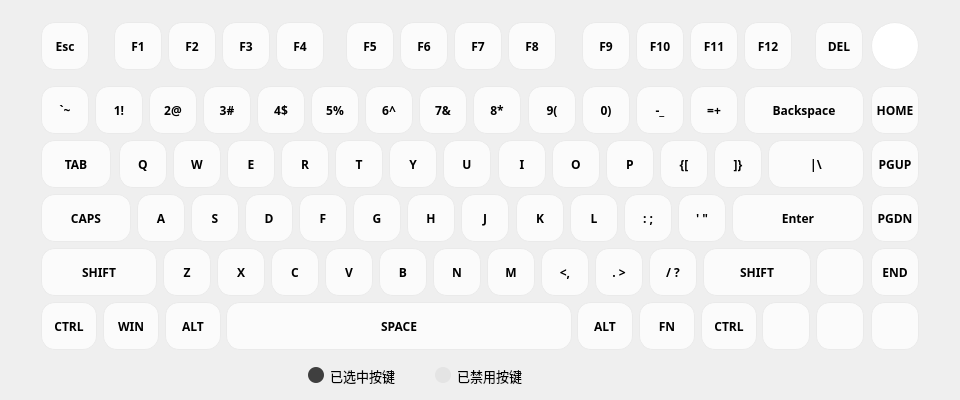
Above: Module/ModuleKeyboard.ui from wlffeng2008/AKKOStdio before the change. Below: the same form after it.
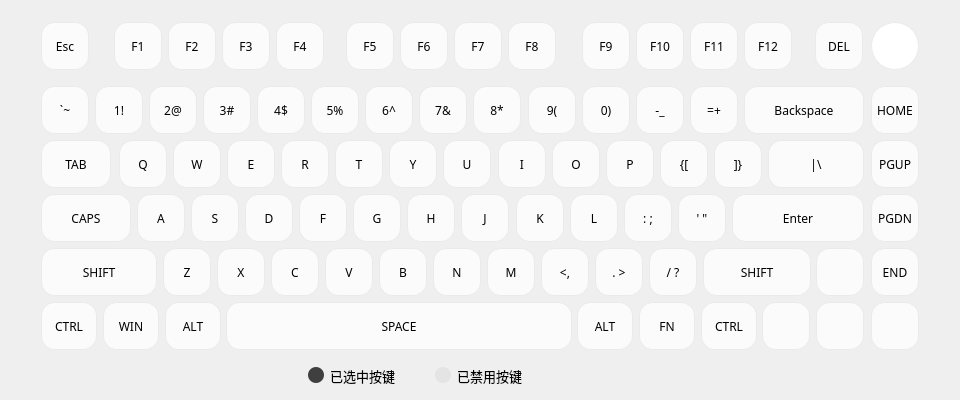
That is the form after the change. Icons and pictures are not drawn.

```diff
--- a/Module/ModuleKeyboard.ui
+++ b/Module/ModuleKeyboard.ui
@@ -43,10 +43,7 @@
                     background-color: #FBFBFB ;
                         min-width:42px;
                         max-width:542px;
-                        min-height:42px;
-                        font-size: 12px ;
-                        font-weight: 600 ;
-                        font-family: MiSans; }
+                        min-height:42px;}
 
         QPushButton:hover { background-color: #EAEAEA; border: 1px solid #EAEAEA;}
         QPushButton:pressed { background-color: #3F3F3F; }
@@ -179,7 +176,6 @@
    <property name="font">
     <font>
      <family>MiSans</family>
-     <pointsize>-1</pointsize>
      <fontweight>DemiBold</fontweight>
     </font>
    </property>
@@ -240,7 +236,6 @@
    <property name="font">
     <font>
      <family>MiSans</family>
-     <pointsize>-1</pointsize>
      <fontweight>DemiBold</fontweight>
     </font>
    </property>
@@ -269,7 +264,6 @@
    <property name="font">
     <font>
      <family>MiSans</family>
-     <pointsize>-1</pointsize>
      <fontweight>DemiBold</fontweight>
     </font>
    </property>
@@ -298,7 +292,6 @@
    <property name="font">
     <font>
      <family>MiSans</family>
-     <pointsize>-1</pointsize>
      <fontweight>DemiBold</fontweight>
     </font>
    </property>
@@ -327,7 +320,6 @@
    <property name="font">
     <font>
      <family>MiSans</family>
-     <pointsize>-1</pointsize>
      <fontweight>DemiBold</fontweight>
     </font>
    </property>
@@ -356,7 +348,6 @@
    <property name="font">
     <font>
      <family>MiSans</family>
-     <pointsize>-1</pointsize>
      <fontweight>DemiBold</fontweight>
     </font>
    </property>
@@ -385,7 +376,6 @@
    <property name="font">
     <font>
      <family>MiSans</family>
-     <pointsize>-1</pointsize>
      <fontweight>DemiBold</fontweight>
     </font>
    </property>
@@ -414,7 +404,6 @@
    <property name="font">
     <font>
      <family>MiSans</family>
-     <pointsize>-1</pointsize>
      <fontweight>DemiBold</fontweight>
     </font>
    </property>
@@ -443,7 +432,6 @@
    <property name="font">
     <font>
      <family>MiSans</family>
-     <pointsize>-1</pointsize>
      <fontweight>DemiBold</fontweight>
     </font>
    </property>
@@ -472,7 +460,6 @@
    <property name="font">
     <font>
      <family>MiSans</family>
-     <pointsize>-1</pointsize>
      <fontweight>DemiBold</fontweight>
     </font>
    </property>
@@ -501,7 +488,6 @@
    <property name="font">
     <font>
      <family>MiSans</family>
-     <pointsize>-1</pointsize>
      <fontweight>DemiBold</fontweight>
     </font>
    </property>
@@ -530,7 +516,6 @@
    <property name="font">
     <font>
      <family>MiSans</family>
-     <pointsize>-1</pointsize>
      <fontweight>DemiBold</fontweight>
     </font>
    </property>
@@ -559,7 +544,6 @@
    <property name="font">
     <font>
      <family>MiSans</family>
-     <pointsize>-1</pointsize>
      <fontweight>DemiBold</fontweight>
     </font>
    </property>
@@ -594,7 +578,6 @@
    <property name="font">
     <font>
      <family>MiSans</family>
-     <pointsize>-1</pointsize>
      <fontweight>DemiBold</fontweight>
     </font>
    </property>
@@ -623,7 +606,6 @@
    <property name="font">
     <font>
      <family>MiSans</family>
-     <pointsize>-1</pointsize>
      <fontweight>DemiBold</fontweight>
     </font>
    </property>
@@ -652,7 +634,6 @@
    <property name="font">
     <font>
      <family>MiSans</family>
-     <pointsize>-1</pointsize>
      <fontweight>DemiBold</fontweight>
     </font>
    </property>
@@ -681,7 +662,6 @@
    <property name="font">
     <font>
      <family>MiSans</family>
-     <pointsize>-1</pointsize>
      <fontweight>DemiBold</fontweight>
     </font>
    </property>
@@ -710,7 +690,6 @@
    <property name="font">
     <font>
      <family>MiSans</family>
-     <pointsize>-1</pointsize>
      <fontweight>DemiBold</fontweight>
     </font>
    </property>
@@ -739,7 +718,6 @@
    <property name="font">
     <font>
      <family>MiSans</family>
-     <pointsize>-1</pointsize>
      <fontweight>DemiBold</fontweight>
     </font>
    </property>
@@ -768,7 +746,6 @@
    <property name="font">
     <font>
      <family>MiSans</family>
-     <pointsize>-1</pointsize>
      <fontweight>DemiBold</fontweight>
     </font>
    </property>
@@ -797,7 +774,6 @@
    <property name="font">
     <font>
      <family>MiSans</family>
-     <pointsize>-1</pointsize>
      <fontweight>DemiBold</fontweight>
     </font>
    </property>
@@ -826,7 +802,6 @@
    <property name="font">
     <font>
      <family>MiSans</family>
-     <pointsize>-1</pointsize>
      <fontweight>DemiBold</fontweight>
     </font>
    </property>
@@ -855,7 +830,6 @@
    <property name="font">
     <font>
      <family>MiSans</family>
-     <pointsize>-1</pointsize>
      <fontweight>DemiBold</fontweight>
     </font>
    </property>
@@ -884,7 +858,6 @@
    <property name="font">
     <font>
      <family>MiSans</family>
-     <pointsize>-1</pointsize>
      <fontweight>DemiBold</fontweight>
     </font>
    </property>
@@ -913,7 +886,6 @@
    <property name="font">
     <font>
      <family>MiSans</family>
-     <pointsize>-1</pointsize>
      <fontweight>DemiBold</fontweight>
     </font>
    </property>
@@ -942,7 +914,6 @@
    <property name="font">
     <font>
      <family>MiSans</family>
-     <pointsize>-1</pointsize>
      <fontweight>DemiBold</fontweight>
     </font>
    </property>
@@ -971,7 +942,6 @@
    <property name="font">
     <font>
      <family>MiSans</family>
-     <pointsize>-1</pointsize>
      <fontweight>DemiBold</fontweight>
     </font>
    </property>
@@ -1000,7 +970,6 @@
    <property name="font">
     <font>
      <family>MiSans</family>
-     <pointsize>-1</pointsize>
      <fontweight>DemiBold</fontweight>
     </font>
    </property>
@@ -1029,7 +998,6 @@
    <property name="font">
     <font>
      <family>MiSans</family>
-     <pointsize>-1</pointsize>
      <fontweight>DemiBold</fontweight>
     </font>
    </property>
@@ -1058,7 +1026,6 @@
    <property name="font">
     <font>
      <family>MiSans</family>
-     <pointsize>-1</pointsize>
      <fontweight>DemiBold</fontweight>
     </font>
    </property>
@@ -1087,7 +1054,6 @@
    <property name="font">
     <font>
      <family>MiSans</family>
-     <pointsize>-1</pointsize>
      <fontweight>DemiBold</fontweight>
     </font>
    </property>
@@ -1116,7 +1082,6 @@
    <property name="font">
     <font>
      <family>MiSans</family>
-     <pointsize>-1</pointsize>
      <fontweight>DemiBold</fontweight>
     </font>
    </property>
@@ -1145,7 +1110,6 @@
    <property name="font">
     <font>
      <family>MiSans</family>
-     <pointsize>-1</pointsize>
      <fontweight>DemiBold</fontweight>
     </font>
    </property>
@@ -1174,7 +1138,6 @@
    <property name="font">
     <font>
      <family>MiSans</family>
-     <pointsize>-1</pointsize>
      <fontweight>DemiBold</fontweight>
     </font>
    </property>
@@ -1203,7 +1166,6 @@
    <property name="font">
     <font>
      <family>MiSans</family>
-     <pointsize>-1</pointsize>
      <fontweight>DemiBold</fontweight>
     </font>
    </property>
@@ -1232,7 +1194,6 @@
    <property name="font">
     <font>
      <family>MiSans</family>
-     <pointsize>-1</pointsize>
      <fontweight>DemiBold</fontweight>
     </font>
    </property>
@@ -1261,7 +1222,6 @@
    <property name="font">
     <font>
      <family>MiSans</family>
-     <pointsize>-1</pointsize>
      <fontweight>DemiBold</fontweight>
     </font>
    </property>
@@ -1290,7 +1250,6 @@
    <property name="font">
     <font>
      <family>MiSans</family>
-     <pointsize>-1</pointsize>
      <fontweight>DemiBold</fontweight>
     </font>
    </property>
@@ -1319,7 +1278,6 @@
    <property name="font">
     <font>
      <family>MiSans</family>
-     <pointsize>-1</pointsize>
      <fontweight>DemiBold</fontweight>
     </font>
    </property>
@@ -1348,7 +1306,6 @@
    <property name="font">
     <font>
      <family>MiSans</family>
-     <pointsize>-1</pointsize>
      <fontweight>DemiBold</fontweight>
     </font>
    </property>
@@ -1377,7 +1334,6 @@
    <property name="font">
     <font>
      <family>MiSans</family>
-     <pointsize>-1</pointsize>
      <fontweight>DemiBold</fontweight>
     </font>
    </property>
@@ -1406,7 +1362,6 @@
    <property name="font">
     <font>
      <family>MiSans</family>
-     <pointsize>-1</pointsize>
      <fontweight>DemiBold</fontweight>
     </font>
    </property>
@@ -1435,7 +1390,6 @@
    <property name="font">
     <font>
      <family>MiSans</family>
-     <pointsize>-1</pointsize>
      <fontweight>DemiBold</fontweight>
     </font>
    </property>
@@ -1464,7 +1418,6 @@
    <property name="font">
     <font>
      <family>MiSans</family>
-     <pointsize>-1</pointsize>
      <fontweight>DemiBold</fontweight>
     </font>
    </property>
@@ -1493,7 +1446,6 @@
    <property name="font">
     <font>
      <family>MiSans</family>
-     <pointsize>-1</pointsize>
      <fontweight>DemiBold</fontweight>
     </font>
    </property>
@@ -1522,7 +1474,6 @@
    <property name="font">
     <font>
      <family>MiSans</family>
-     <pointsize>-1</pointsize>
      <fontweight>DemiBold</fontweight>
     </font>
    </property>
@@ -1551,7 +1502,6 @@
    <property name="font">
     <font>
      <family>MiSans</family>
-     <pointsize>-1</pointsize>
      <fontweight>DemiBold</fontweight>
     </font>
    </property>
@@ -1580,7 +1530,6 @@
    <property name="font">
     <font>
      <family>MiSans</family>
-     <pointsize>-1</pointsize>
      <fontweight>DemiBold</fontweight>
     </font>
    </property>
@@ -1609,7 +1558,6 @@
    <property name="font">
     <font>
      <family>MiSans</family>
-     <pointsize>-1</pointsize>
      <fontweight>DemiBold</fontweight>
     </font>
    </property>
@@ -1638,7 +1586,6 @@
    <property name="font">
     <font>
      <family>MiSans</family>
-     <pointsize>-1</pointsize>
      <fontweight>DemiBold</fontweight>
     </font>
    </property>
@@ -1667,7 +1614,6 @@
    <property name="font">
     <font>
      <family>MiSans</family>
-     <pointsize>-1</pointsize>
      <fontweight>DemiBold</fontweight>
     </font>
    </property>
@@ -1696,7 +1642,6 @@
    <property name="font">
     <font>
      <family>MiSans</family>
-     <pointsize>-1</pointsize>
      <fontweight>DemiBold</fontweight>
     </font>
    </property>
@@ -1725,7 +1670,6 @@
    <property name="font">
     <font>
      <family>MiSans</family>
-     <pointsize>-1</pointsize>
      <fontweight>DemiBold</fontweight>
     </font>
    </property>
@@ -1754,7 +1698,6 @@
    <property name="font">
     <font>
      <family>MiSans</family>
-     <pointsize>-1</pointsize>
      <fontweight>DemiBold</fontweight>
     </font>
    </property>
@@ -1783,7 +1726,6 @@
    <property name="font">
     <font>
      <family>MiSans</family>
-     <pointsize>-1</pointsize>
      <fontweight>DemiBold</fontweight>
     </font>
    </property>
@@ -1812,7 +1754,6 @@
    <property name="font">
     <font>
      <family>MiSans</family>
-     <pointsize>-1</pointsize>
      <fontweight>DemiBold</fontweight>
     </font>
    </property>
@@ -1841,7 +1782,6 @@
    <property name="font">
     <font>
      <family>MiSans</family>
-     <pointsize>-1</pointsize>
      <fontweight>DemiBold</fontweight>
     </font>
    </property>
@@ -1870,7 +1810,6 @@
    <property name="font">
     <font>
      <family>MiSans</family>
-     <pointsize>-1</pointsize>
      <fontweight>DemiBold</fontweight>
     </font>
    </property>
@@ -1899,7 +1838,6 @@
    <property name="font">
     <font>
      <family>MiSans</family>
-     <pointsize>-1</pointsize>
      <fontweight>DemiBold</fontweight>
     </font>
    </property>
@@ -1928,7 +1866,6 @@
    <property name="font">
     <font>
      <family>MiSans</family>
-     <pointsize>-1</pointsize>
      <fontweight>DemiBold</fontweight>
     </font>
    </property>
@@ -1957,7 +1894,6 @@
    <property name="font">
     <font>
      <family>MiSans</family>
-     <pointsize>-1</pointsize>
      <fontweight>DemiBold</fontweight>
     </font>
    </property>
@@ -1986,7 +1922,6 @@
    <property name="font">
     <font>
      <family>MiSans</family>
-     <pointsize>-1</pointsize>
      <fontweight>DemiBold</fontweight>
     </font>
    </property>
@@ -2060,7 +1995,6 @@
    <property name="font">
     <font>
      <family>MiSans</family>
-     <pointsize>-1</pointsize>
      <fontweight>DemiBold</fontweight>
     </font>
    </property>
@@ -2089,7 +2023,6 @@
    <property name="font">
     <font>
      <family>MiSans</family>
-     <pointsize>-1</pointsize>
      <fontweight>DemiBold</fontweight>
     </font>
    </property>
@@ -2118,7 +2051,6 @@
    <property name="font">
     <font>
      <family>MiSans</family>
-     <pointsize>-1</pointsize>
      <fontweight>DemiBold</fontweight>
     </font>
    </property>
@@ -2147,7 +2079,6 @@
    <property name="font">
     <font>
      <family>MiSans</family>
-     <pointsize>-1</pointsize>
      <fontweight>DemiBold</fontweight>
     </font>
    </property>
@@ -2176,7 +2107,6 @@
    <property name="font">
     <font>
      <family>MiSans</family>
-     <pointsize>-1</pointsize>
      <fontweight>DemiBold</fontweight>
     </font>
    </property>
@@ -2205,7 +2135,6 @@
    <property name="font">
     <font>
      <family>MiSans</family>
-     <pointsize>-1</pointsize>
      <fontweight>DemiBold</fontweight>
     </font>
    </property>
@@ -2234,7 +2163,6 @@
    <property name="font">
     <font>
      <family>MiSans</family>
-     <pointsize>-1</pointsize>
      <fontweight>DemiBold</fontweight>
     </font>
    </property>
@@ -2263,7 +2191,6 @@
    <property name="font">
     <font>
      <family>MiSans</family>
-     <pointsize>-1</pointsize>
      <fontweight>DemiBold</fontweight>
     </font>
    </property>
@@ -2292,7 +2219,6 @@
    <property name="font">
     <font>
      <family>MiSans</family>
-     <pointsize>-1</pointsize>
      <fontweight>DemiBold</fontweight>
     </font>
    </property>
@@ -2360,7 +2286,6 @@
    <property name="font">
     <font>
      <family>MiSans</family>
-     <pointsize>-1</pointsize>
      <fontweight>DemiBold</fontweight>
     </font>
    </property>
@@ -2389,7 +2314,6 @@
    <property name="font">
     <font>
      <family>MiSans</family>
-     <pointsize>-1</pointsize>
      <fontweight>DemiBold</fontweight>
     </font>
    </property>
@@ -2418,7 +2342,6 @@
    <property name="font">
     <font>
      <family>MiSans</family>
-     <pointsize>-1</pointsize>
      <fontweight>DemiBold</fontweight>
     </font>
    </property>
@@ -2447,7 +2370,6 @@
    <property name="font">
     <font>
      <family>MiSans</family>
-     <pointsize>-1</pointsize>
      <fontweight>DemiBold</fontweight>
     </font>
    </property>
@@ -2476,7 +2398,6 @@
    <property name="font">
     <font>
      <family>MiSans</family>
-     <pointsize>-1</pointsize>
      <fontweight>DemiBold</fontweight>
     </font>
    </property>
@@ -2505,7 +2426,6 @@
    <property name="font">
     <font>
      <family>MiSans</family>
-     <pointsize>-1</pointsize>
      <fontweight>DemiBold</fontweight>
     </font>
    </property>
@@ -2534,7 +2454,6 @@
    <property name="font">
     <font>
      <family>MiSans</family>
-     <pointsize>-1</pointsize>
      <fontweight>DemiBold</fontweight>
     </font>
    </property>
```
Left out of the diff: 5 changed lines with no effect on the pictures.
